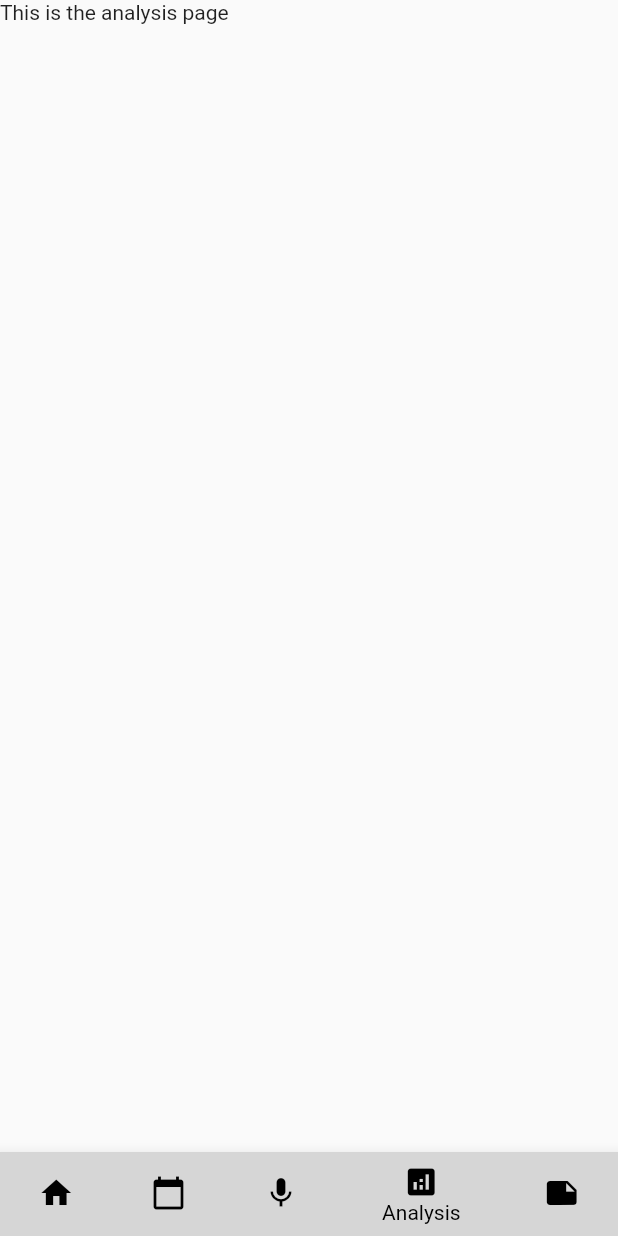
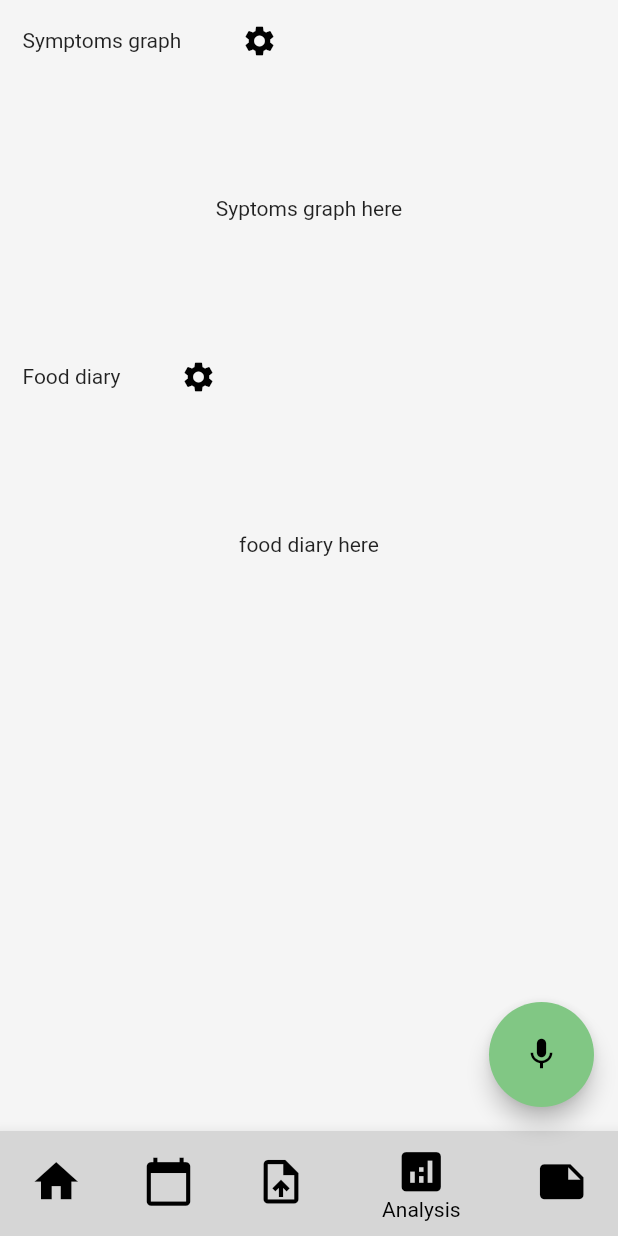
Before and after one commit to SaraFFdez/FYP_ChronicDiseaseApp, a Flutter app: the screen it shows after launch, item 4 of the bottom bar chosen, on a phone screen of 412 x 824 dp. Run offline on Flutter 3.47's test engine with Material 2 defaults, Android fonts, the phone set to English and light mode, and no system bars.

Commit message:
analysis page and recording page advanced

```diff
--- a/flutterfrontend/lib/main.dart
+++ b/flutterfrontend/lib/main.dart
@@ -41,7 +41,10 @@ class _MyAppState extends State<MyApp> {
         index: _selectedIndex,
         children: _screens,
       ),
-      bottomNavigationBar: BottomNavigationBar(
+      bottomNavigationBar: SizedBox(
+        height: 70.0,
+        child: BottomNavigationBar(
+          iconSize: 35,
           items: [
             BottomNavigationBarItem(
                 icon: const Icon(Icons.home, color: Colors.black),
@@ -52,8 +55,8 @@ class _MyAppState extends State<MyApp> {
                 label: "Calendar",
                 backgroundColor: Colors.grey[350]),
             BottomNavigationBarItem(
-              icon: const Icon(Icons.mic, color: Colors.black),
-              label: "Microphone",
+                icon: const Icon(Icons.upload_file, color: Colors.black),
+                label: "Upload audio",
                 backgroundColor: Colors.grey[350]),
             BottomNavigationBarItem(
                 icon: const Icon(Icons.analytics, color: Colors.black),
@@ -68,6 +71,21 @@ class _MyAppState extends State<MyApp> {
           selectedItemColor: Colors.black,
           onTap: _onItemTapped,
         ),
+      ),
+      floatingActionButton: SizedBox(
+        height: 70.0,
+        width: 70.0,
+        child: FloatingActionButton(
+          backgroundColor: Colors.green[300],
+          onPressed: () {},
+          child: const Icon(
+            Icons.mic,
+            color: Colors.black,
+            size: 25,
+          ),
+        ),
+      ),
+      floatingActionButtonLocation: FloatingActionButtonLocation.endFloat,
     ));
   }
 }
--- a/flutterfrontend/lib/screens/analysis_page.dart
+++ b/flutterfrontend/lib/screens/analysis_page.dart
@@ -10,8 +10,39 @@ class AnalysisPage extends StatefulWidget {
 class _AnalysisPageState extends State<AnalysisPage> {
   @override
   Widget build(BuildContext context) {
-    return const Scaffold(
-      body: Text("This is the analysis page"),
+    return Scaffold(
+      backgroundColor: Colors.grey[100],
+      body: Padding(
+        padding: const EdgeInsets.all(15.0),
+        child: Column(children: [
+          Row(
+            children: [
+              Text("Symptoms graph"),
+              SizedBox(width: 40.0),
+              Icon(Icons.settings, color: Colors.black)
+            ],
+          ),
+          SizedBox(
+            height: 200.0,
+            child: Center(
+              child: Text("Syptoms graph here"),
+            ),
+          ),
+          Row(
+            children: [
+              Text("Food diary"),
+              SizedBox(width: 40.0),
+              Icon(Icons.settings, color: Colors.black)
+            ],
+          ),
+          SizedBox(
+            height: 200.0,
+            child: Center(
+              child: Text("food diary here"),
+            ),
+          )
+        ]),
+      ),
     );
   }
 }
--- a/flutterfrontend/lib/screens/calendar_page.dart
+++ b/flutterfrontend/lib/screens/calendar_page.dart
@@ -10,8 +10,9 @@ class Calendar extends StatefulWidget {
 class _CalendarState extends State<Calendar> {
   @override
   Widget build(BuildContext context) {
-    return const Scaffold(
-      body: Text("This is the calendar page"),
+    return Scaffold(
+      backgroundColor: Colors.grey[100],
+      body: const Text("This is the calendar page"),
     );
   }
 }
```
Also changed, not shown: flutterfrontend/lib/screens/navigation_bar.dart (deleted, +0 -74 lines), flutterfrontend/lib/screens/notes_page.dart (+4 -10 lines), flutterfrontend/lib/screens/recording_page.dart (+20 -3 lines). Lines whose indentation alone changed are shown as unchanged.
